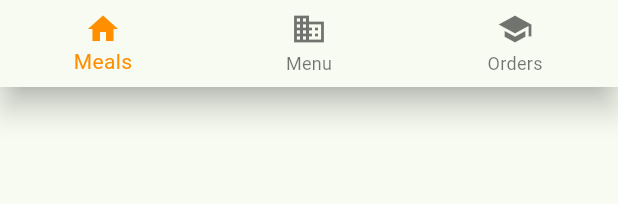
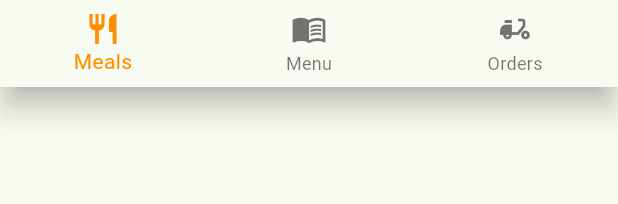
Before and after one commit to fabio-pardo/vida, a Flutter app: the NavBar widget shown alone on an empty page, opened directly, on a phone screen of 412 x 824 dp. Shown: the top 204 px of the screen. Run offline on Flutter 3.47's test engine with Material 3 defaults, Android fonts, the phone set to English and light mode, and no system bars; our stand-ins replace cloud_firestore, firebase_auth, firebase_core, firebase_storage; accounts and stored records are empty.

Commit message:
navbar and hamburger

```diff
--- a/lib/widgets/admin/navigation_bar.dart
+++ b/lib/widgets/admin/navbar.dart
@@ -7,6 +7,14 @@ class NavBar extends StatefulWidget {
 }
 
 class NavBarState extends State<NavBar> {
+  static const IconData mealIcon =
+      IconData(0xe532, fontFamily: 'MaterialIcons');
+
+  static const IconData menuBookIcon =
+      IconData(0xe3dd, fontFamily: 'MaterialIcons');
+
+  static const IconData ordersIcon =
+      IconData(0xe1bd, fontFamily: 'MaterialIcons');
   int _selectedIndex = 0;
 
   void _onItemTapped(int index) {
@@ -33,15 +41,15 @@ class NavBarState extends State<NavBar> {
     return BottomNavigationBar(
       items: const <BottomNavigationBarItem>[
         BottomNavigationBarItem(
-          icon: Icon(Icons.home),
+          icon: Icon(mealIcon),
           label: 'Meals',
         ),
         BottomNavigationBarItem(
-          icon: Icon(Icons.business),
+          icon: Icon(menuBookIcon),
           label: 'Menu',
         ),
         BottomNavigationBarItem(
-          icon: Icon(Icons.school),
+          icon: Icon(ordersIcon),
           label: 'Orders',
         ),
       ],
```
Also changed, not shown: lib/widgets/admin/homepage.dart (+56 -15 lines).
